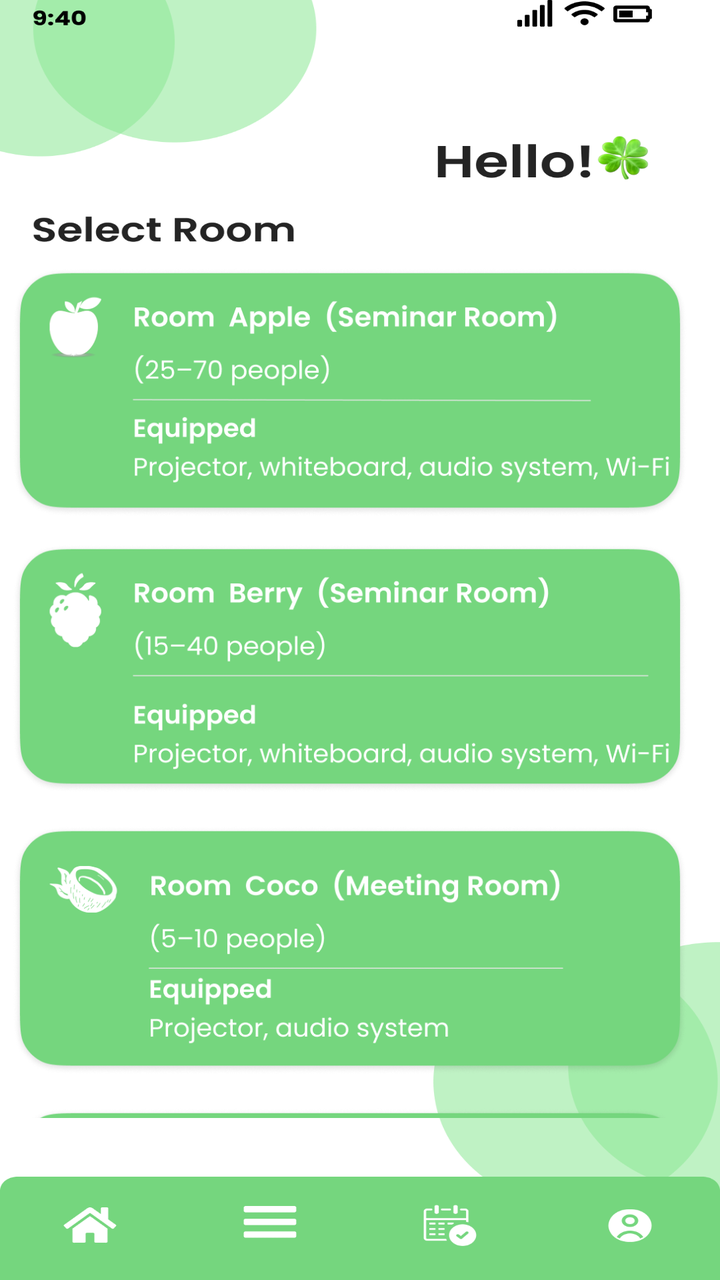
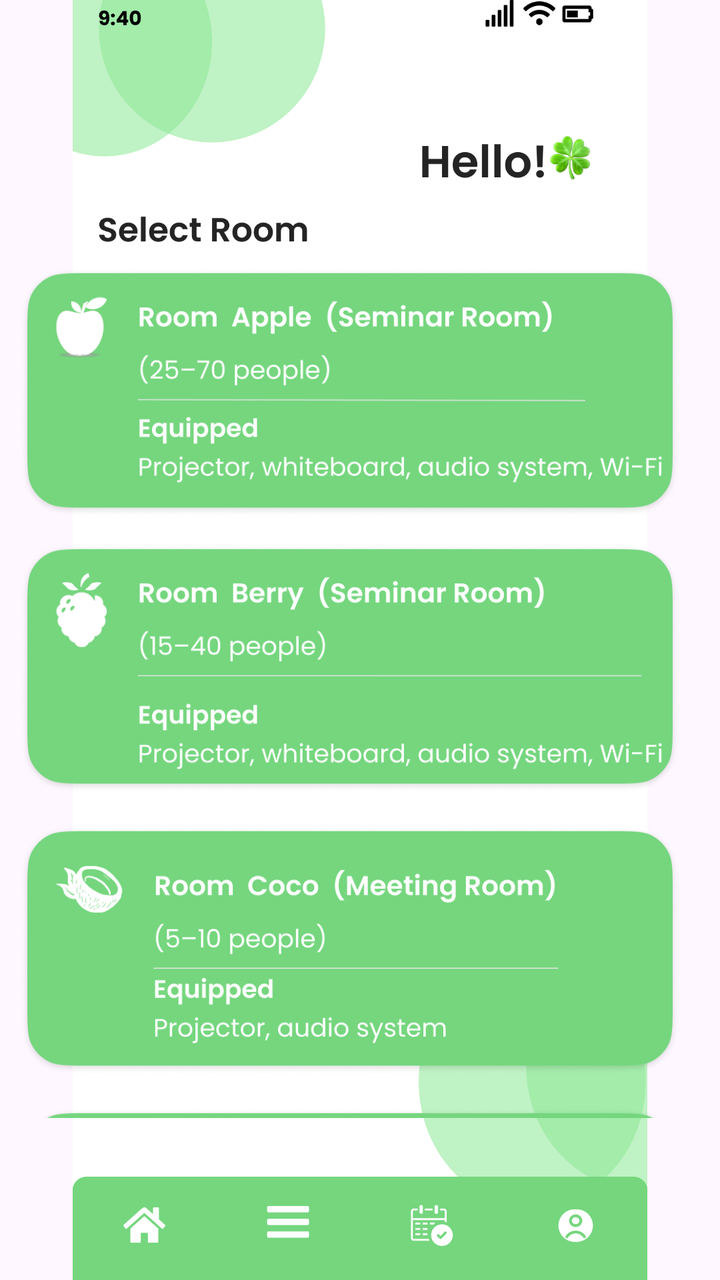

Compare the two renders of this Android layout. The source of the first and the diff that turns it into the second are given below.
<!-- AndroidManifest.xml: application theme Theme.COMP2000HKSoftwareEngineeringAssessment -->
<!-- res/layout/activity_managermybookingselectroom.xml -->
<?xml version="1.0" encoding="utf-8"?>
<androidx.constraintlayout.widget.ConstraintLayout xmlns:android="http://schemas.android.com/apk/res/android"
    xmlns:app="http://schemas.android.com/apk/res-auto"
    xmlns:tools="http://schemas.android.com/tools"
    android:id="@+id/main"
    android:layout_width="match_parent"
    android:layout_height="match_parent"
    tools:context=".managermybookingselectroom">


    <ImageView
        android:id="@+id/iv_login_page2"
        android:layout_width="match_parent"
        android:layout_height="match_parent"
        android:scaleType="fitXY"
        android:src="@drawable/managermybookingselectroomclean"
        app:layout_constraintBottom_toBottomOf="parent"
        app:layout_constraintEnd_toEndOf="parent"
        app:layout_constraintStart_toStartOf="parent"
        app:layout_constraintTop_toTopOf="parent" />

    <ScrollView
        android:id="@+id/scroll_select_room"
        android:layout_width="wrap_content"
        android:layout_height="0dp"
        android:scrollbars="none"
        app:layout_constraintBottom_toBottomOf="parent"
        app:layout_constraintEnd_toEndOf="parent"
        app:layout_constraintHeight_percent="0.6834"
        app:layout_constraintHorizontal_bias="0.27"
        app:layout_constraintStart_toStartOf="parent"
        app:layout_constraintTop_toTopOf="parent"
        app:layout_constraintVertical_bias="0.60">

        <LinearLayout
            android:layout_width="match_parent"
            android:layout_height="wrap_content"
            android:gravity="center_horizontal"
            android:orientation="vertical"
            android:paddingTop="12dp"
            android:paddingBottom="24dp">

            <ImageButton
                android:id="@+id/btn_selectroom_a"
                android:layout_width="338dp"
                android:layout_height="125dp"
                android:layout_marginBottom="13dp"
                android:background="@android:color/transparent"
                android:scaleType="fitXY"
                android:src="@drawable/bookingroom_selectroom_a" />

            <ImageButton
                android:id="@+id/btn_selectroom_b"
                android:layout_width="338dp"
                android:layout_height="125dp"
                android:layout_marginBottom="16dp"
                android:background="@android:color/transparent"
                android:scaleType="fitXY"
                android:src="@drawable/bookingroom_selectroom_b" />

            <ImageButton
                android:id="@+id/btn_selectroom_c"
                android:layout_width="338dp"
                android:layout_height="125dp"
                android:layout_marginBottom="16dp"
                android:background="@android:color/transparent"
                android:scaleType="fitXY"
                android:src="@drawable/bookingroom_selectroom_c" />

            <ImageButton
                android:id="@+id/btn_selectroom_d"
                android:layout_width="338dp"
                android:layout_height="125dp"
                android:layout_marginBottom="16dp"
                android:background="@android:color/transparent"
                android:scaleType="fitXY"
                android:src="@drawable/bookingroom_selectroom_d_a" />

            <ImageButton
                android:id="@+id/btn_selectroom_e"
                android:layout_width="338dp"
                android:layout_height="125dp"
                android:layout_marginBottom="16dp"
                android:background="@android:color/transparent"
                android:scaleType="fitXY"
                android:src="@drawable/bookingroom_selectroom_e" />

            <ImageButton
                android:id="@+id/btn_selectroom_f"
                android:layout_width="338dp"
                android:layout_height="125dp"
                android:layout_marginBottom="16dp"
                android:background="@android:color/transparent"
                android:scaleType="fitXY"
                android:src="@drawable/bookingroom_selectroom_f" />

            <ImageButton
                android:id="@+id/btn_selectroom_g"
                android:layout_width="338dp"
                android:layout_height="125dp"
                android:layout_marginBottom="16dp"
                android:background="@android:color/transparent"
                android:scaleType="fitXY"
                android:src="@drawable/bookingroom_selectroom_g" />

            <ImageButton
                android:id="@+id/btn_selectroom_h"
                android:layout_width="338dp"
                android:layout_height="125dp"
                android:background="@android:color/transparent"
                android:scaleType="fitXY"
                android:src="@drawable/bookingroom_selectroom_h" />

        </LinearLayout>
    </ScrollView>

    <ImageButton
        android:id="@+id/btn_managermenuhomebutton"
        android:layout_width="0dp"
        android:layout_height="0dp"
        android:background="@android:color/transparent"
        app:layout_constraintBottom_toBottomOf="parent"
        app:layout_constraintDimensionRatio="2:1"
        app:layout_constraintEnd_toEndOf="parent"
        app:layout_constraintHorizontal_bias="0.071"
        app:layout_constraintStart_toStartOf="parent"
        app:layout_constraintTop_toTopOf="parent"
        app:layout_constraintVertical_bias="0.97"
        app:layout_constraintWidth_percent="0.15 " />
    <ImageButton
        android:id="@+id/btn_managermenubutton"
        android:layout_width="0dp"
        android:layout_height="0dp"
        android:background="@android:color/transparent"
        app:layout_constraintBottom_toBottomOf="parent"
        app:layout_constraintDimensionRatio="2:1"
        app:layout_constraintEnd_toEndOf="parent"
        app:layout_constraintHorizontal_bias="0.369"
        app:layout_constraintStart_toStartOf="parent"
        app:layout_constraintTop_toTopOf="parent"
        app:layout_constraintVertical_bias="0.969"
        app:layout_constraintWidth_percent="0.15" />

    <ImageButton
        android:id="@+id/btn_managermybookingbutton"
        android:layout_width="0dp"
        android:layout_height="0dp"
        android:background="@android:color/transparent"
        app:layout_constraintBottom_toBottomOf="parent"
        app:layout_constraintDimensionRatio="2:1"
        app:layout_constraintEnd_toEndOf="parent"
        app:layout_constraintHorizontal_bias="0.644"
        app:layout_constraintStart_toStartOf="parent"
        app:layout_constraintTop_toTopOf="parent"
        app:layout_constraintVertical_bias="0.969"
        app:layout_constraintWidth_percent="0.15" />

    <ImageButton
        android:id="@+id/btn_managermyprofile"
        android:layout_width="0dp"
        android:layout_height="0dp"
        android:background="@android:color/transparent"
        app:layout_constraintBottom_toBottomOf="parent"
        app:layout_constraintDimensionRatio="2:1"
        app:layout_constraintEnd_toEndOf="parent"
        app:layout_constraintHorizontal_bias="0.957"
        app:layout_constraintStart_toStartOf="parent"
        app:layout_constraintTop_toTopOf="parent"
        app:layout_constraintVertical_bias="0.969"
        app:layout_constraintWidth_percent="0.15" />


</androidx.constraintlayout.widget.ConstraintLayout>
<!-- resources referenced by this layout -->
<resources>
  <!-- drawable bookingroom_selectroom_a: png bitmap (drawable, 63731 bytes) -->
  <!-- drawable bookingroom_selectroom_b: png bitmap (drawable, 63860 bytes) -->
  <!-- drawable bookingroom_selectroom_c: png bitmap (drawable, 64336 bytes) -->
  <!-- drawable bookingroom_selectroom_d_a: png bitmap (drawable, 63146 bytes) -->
  <!-- drawable bookingroom_selectroom_e: png bitmap (drawable, 77900 bytes) -->
  <!-- drawable bookingroom_selectroom_f: png bitmap (drawable, 70980 bytes) -->
  <!-- drawable bookingroom_selectroom_g: png bitmap (drawable, 65357 bytes) -->
  <!-- drawable bookingroom_selectroom_h: png bitmap (drawable, 60664 bytes) -->
  <!-- drawable managermybookingselectroomclean: png bitmap (drawable, 73237 bytes) -->
  <style name="Theme.COMP2000HKSoftwareEngineeringAssessment" parent="Base.Theme.COMP2000HKSoftwareEngineeringAssessment" />
  <style name="Base.Theme.COMP2000HKSoftwareEngineeringAssessment" parent="Theme.Material3.DayNight.NoActionBar">
          
          
      </style>
</resources>

<!-- the commit's change to res/layout/activity_managermybookingselectroom.xml (unified diff, before → after) -->
@@ -12,7 +12,7 @@
         android:id="@+id/iv_login_page2"
         android:layout_width="match_parent"
         android:layout_height="match_parent"
-        android:scaleType="fitXY"
+        android:scaleType="fitCenter"
         android:src="@drawable/managermybookingselectroomclean"
         app:layout_constraintBottom_toBottomOf="parent"
         app:layout_constraintEnd_toEndOf="parent"
@@ -46,7 +46,7 @@
                 android:layout_height="125dp"
                 android:layout_marginBottom="13dp"
                 android:background="@android:color/transparent"
-                android:scaleType="fitXY"
+                android:scaleType="fitCenter"
                 android:src="@drawable/bookingroom_selectroom_a" />
 
             <ImageButton
@@ -55,7 +55,7 @@
                 android:layout_height="125dp"
                 android:layout_marginBottom="16dp"
                 android:background="@android:color/transparent"
-                android:scaleType="fitXY"
+                android:scaleType="fitCenter"
                 android:src="@drawable/bookingroom_selectroom_b" />
 
             <ImageButton
@@ -64,7 +64,7 @@
                 android:layout_height="125dp"
                 android:layout_marginBottom="16dp"
                 android:background="@android:color/transparent"
-                android:scaleType="fitXY"
+                android:scaleType="fitCenter"
                 android:src="@drawable/bookingroom_selectroom_c" />
 
             <ImageButton
@@ -73,7 +73,7 @@
                 android:layout_height="125dp"
                 android:layout_marginBottom="16dp"
                 android:background="@android:color/transparent"
-                android:scaleType="fitXY"
+                android:scaleType="fitCenter"
                 android:src="@drawable/bookingroom_selectroom_d_a" />
 
             <ImageButton
@@ -82,7 +82,7 @@
                 android:layout_height="125dp"
                 android:layout_marginBottom="16dp"
                 android:background="@android:color/transparent"
-                android:scaleType="fitXY"
+                android:scaleType="fitCenter"
                 android:src="@drawable/bookingroom_selectroom_e" />
 
             <ImageButton
@@ -91,7 +91,7 @@
                 android:layout_height="125dp"
                 android:layout_marginBottom="16dp"
                 android:background="@android:color/transparent"
-                android:scaleType="fitXY"
+                android:scaleType="fitCenter"
                 android:src="@drawable/bookingroom_selectroom_f" />
 
             <ImageButton
@@ -100,7 +100,7 @@
                 android:layout_height="125dp"
                 android:layout_marginBottom="16dp"
                 android:background="@android:color/transparent"
-                android:scaleType="fitXY"
+                android:scaleType="fitCenter"
                 android:src="@drawable/bookingroom_selectroom_g" />
 
             <ImageButton
@@ -108,7 +108,7 @@
                 android:layout_width="338dp"
                 android:layout_height="125dp"
                 android:background="@android:color/transparent"
-                android:scaleType="fitXY"
+                android:scaleType="fitCenter"
                 android:src="@drawable/bookingroom_selectroom_h" />
 
         </LinearLayout>
